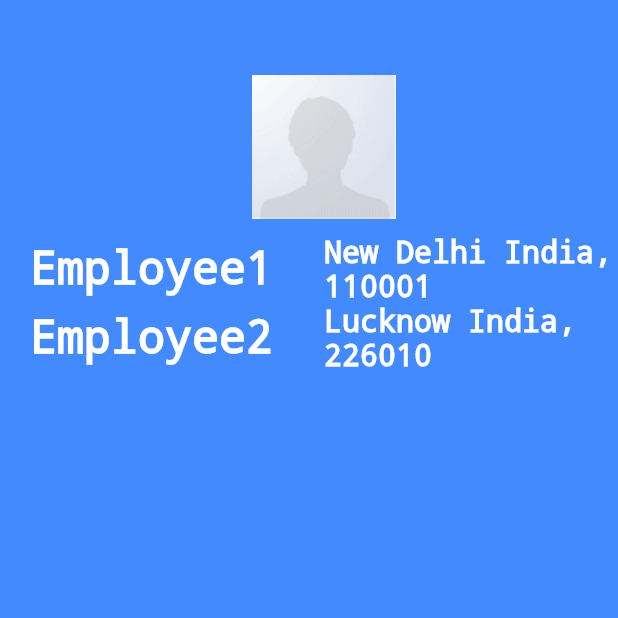
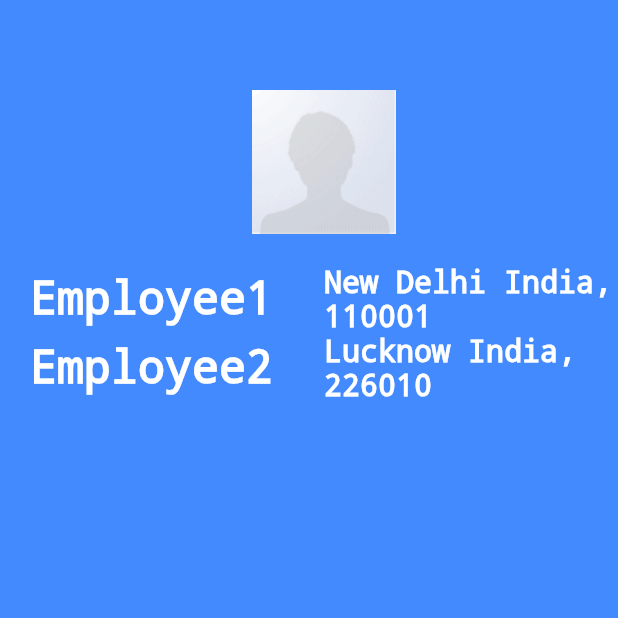
Before and after one commit to dubeyakhilesh/flutter_ui_widget, a Flutter app: the screen it shows after launch, on a phone screen of 412 x 824 dp, the top half of it. Run offline on Flutter 3.47's test engine with Material 2 defaults, Android fonts, the phone set to English and light mode, and no system bars.

Commit message:
This is the example of image widget with container widget

```diff
--- a/lib/screens/Home.dart
+++ b/lib/screens/Home.dart
@@ -87,7 +87,7 @@ class ImageAsset extends StatelessWidget {
     );
     return Container(
       child: image,
-      margin: EdgeInsets.all(10.0),
+      margin: EdgeInsets.all(20.0),
     );
   }
 }
```
